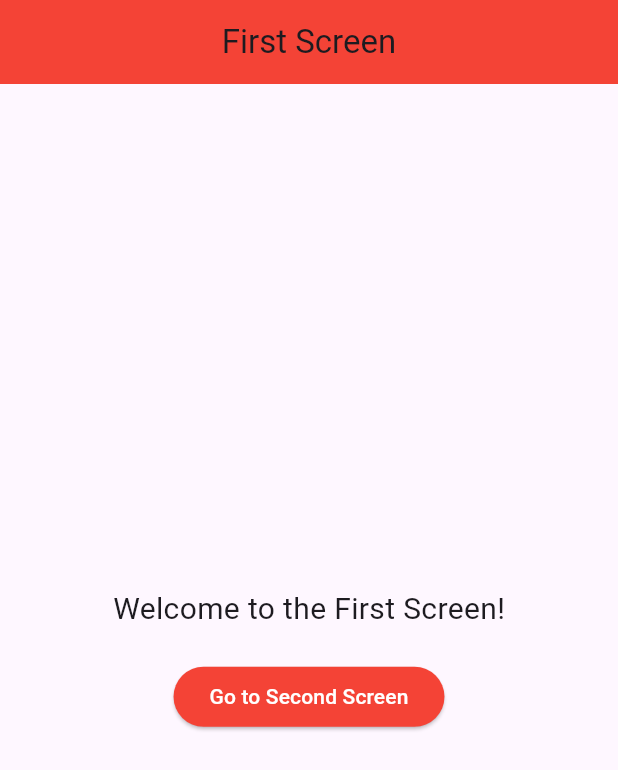
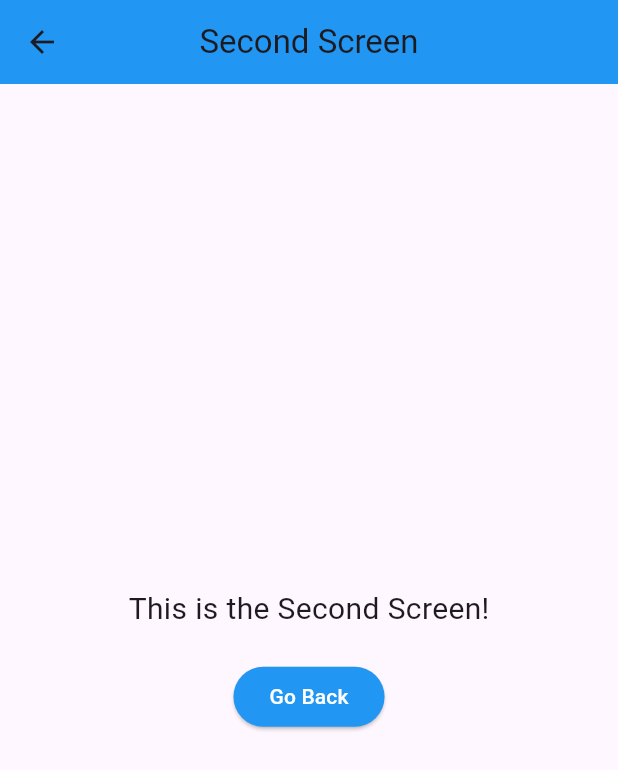
Before and after one commit to ElifDK/Navigate_Screens, a Flutter app: the screen it shows after launch, after a tap on "Go to Second Screen", on a phone screen of 412 x 824 dp. Shown: the top 770 px of the screen. Run offline on Flutter 3.47's test engine with Material 3 defaults, Android fonts, the phone set to English and light mode, and no system bars.

Commit message:
Added Second Screen

```diff
--- a/lib/main.dart
+++ b/lib/main.dart
@@ -35,6 +35,8 @@ class FirstScreen extends StatelessWidget {
                 foregroundColor: Colors.white),
               onPressed: () {
                 // Navigate to Second Screen
+                Navigator.push(context,
+                    MaterialPageRoute(builder: (context) => SecondScreen()));
                 },
               child: const Text('Go to Second Screen'),
             ),
@@ -44,3 +46,41 @@ class FirstScreen extends StatelessWidget {
     );
   }
 }
+
+// Second Screen
+class SecondScreen extends StatelessWidget {
+  const SecondScreen({super.key});
+
+  @override
+  Widget build(BuildContext context) {
+    return Scaffold(
+      appBar: AppBar(
+        title: const Text('Second Screen'),
+        backgroundColor: Colors.blue,
+        centerTitle: true,
+      ),
+      body: Center(
+        child: Column(
+          mainAxisAlignment: MainAxisAlignment.center,
+          children: [
+            const Text(
+              'This is the Second Screen!',
+              style: TextStyle(fontSize: 20),
+            ),
+            const SizedBox(height: 20),
+            ElevatedButton(
+              style: ElevatedButton.styleFrom(
+                  backgroundColor: Colors.blue, // background
+                  foregroundColor: Colors.white),
+              onPressed: () {
+                // Navigate back to First Screen
+                Navigator.pop(context);
+              },
+              child: const Text('Go Back'),
+            ),
+          ],
+        ),
+      ),
+    );
+  }
+}
```
